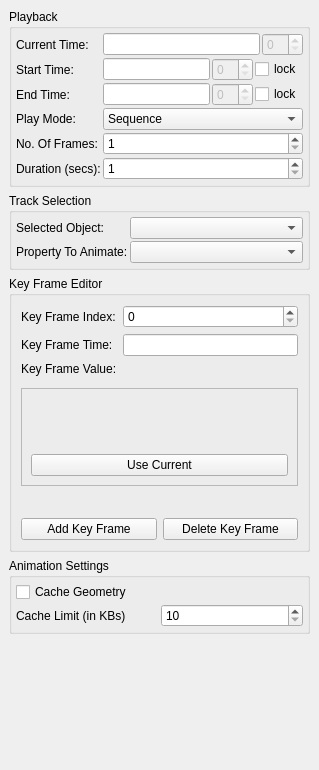
The window that Qt/Components/Resources/UI/pqAnimationPanel.ui (wildmichael/ParaView3-enhancements-old) describes before a commit, drawn with Qt 5.
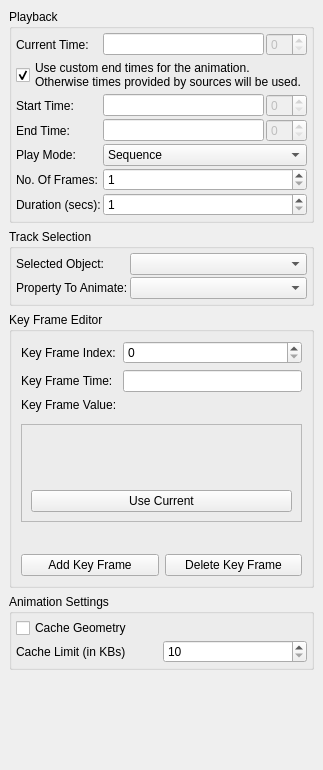
The same window after the commit. Custom widgets are drawn as their Qt base class.

Commit message: ENH: Refactoring the time management in ParaView a bit to move the time step management logic to the server manager. vtkSMTimeKeeperProxy now provides API to add time sources from which it obtains information about time steps and on it's own keeps the "TimestepValues" and "TimeRange" properties updated. (Earlier this was done by pqTimeKeeper).

```diff
--- a/Qt/Components/Resources/UI/pqAnimationPanel.ui
+++ b/Qt/Components/Resources/UI/pqAnimationPanel.ui
@@ -5,7 +5,7 @@
    <rect>
     <x>0</x>
     <y>0</y>
-    <width>319</width>
+    <width>323</width>
     <height>770</height>
    </rect>
   </property>
@@ -16,7 +16,19 @@
    <property name="margin" >
     <number>9</number>
    </property>
-   <property name="spacing" >
+   <property name="topMargin" >
+    <number>9</number>
+   </property>
+   <property name="rightMargin" >
+    <number>9</number>
+   </property>
+   <property name="bottomMargin" >
+    <number>9</number>
+   </property>
+   <property name="horizontalSpacing" >
+    <number>6</number>
+   </property>
+   <property name="verticalSpacing" >
     <number>6</number>
    </property>
    <item row="2" column="0" >
@@ -28,7 +40,19 @@
       <property name="margin" >
        <number>9</number>
       </property>
-      <property name="spacing" >
+      <property name="topMargin" >
+       <number>9</number>
+      </property>
+      <property name="rightMargin" >
+       <number>9</number>
+      </property>
+      <property name="bottomMargin" >
+       <number>9</number>
+      </property>
+      <property name="horizontalSpacing" >
+       <number>6</number>
+      </property>
+      <property name="verticalSpacing" >
        <number>6</number>
       </property>
       <item row="0" column="0" colspan="2" >
@@ -43,7 +67,19 @@
          <property name="margin" >
           <number>0</number>
          </property>
-         <property name="spacing" >
+         <property name="topMargin" >
+          <number>0</number>
+         </property>
+         <property name="rightMargin" >
+          <number>0</number>
+         </property>
+         <property name="bottomMargin" >
+          <number>0</number>
+         </property>
+         <property name="horizontalSpacing" >
+          <number>6</number>
+         </property>
+         <property name="verticalSpacing" >
           <number>6</number>
          </property>
          <item row="3" column="0" colspan="2" >
@@ -77,9 +113,7 @@
          <item row="0" column="1" >
           <widget class="QSpinBox" name="keyFrameIndex" >
            <property name="sizePolicy" >
-            <sizepolicy>
-             <hsizetype>1</hsizetype>
-             <vsizetype>0</vsizetype>
+            <sizepolicy vsizetype="Fixed" hsizetype="Minimum" >
              <horstretch>1</horstretch>
              <verstretch>0</verstretch>
             </sizepolicy>
@@ -112,9 +146,7 @@
          <item row="1" column="1" >
           <widget class="QLineEdit" name="keyFrameTime" >
            <property name="sizePolicy" >
-            <sizepolicy>
-             <hsizetype>7</hsizetype>
-             <vsizetype>0</vsizetype>
+            <sizepolicy vsizetype="Fixed" hsizetype="Expanding" >
              <horstretch>1</horstretch>
              <verstretch>0</verstretch>
             </sizepolicy>
@@ -150,7 +182,19 @@
             <property name="margin" >
              <number>9</number>
             </property>
-            <property name="spacing" >
+            <property name="topMargin" >
+             <number>9</number>
+            </property>
+            <property name="rightMargin" >
+             <number>9</number>
+            </property>
+            <property name="bottomMargin" >
+             <number>9</number>
+            </property>
+            <property name="horizontalSpacing" >
+             <number>6</number>
+            </property>
+            <property name="verticalSpacing" >
              <number>6</number>
             </property>
             <item row="0" column="0" >
@@ -202,7 +246,19 @@
       <property name="margin" >
        <number>4</number>
       </property>
-      <property name="spacing" >
+      <property name="topMargin" >
+       <number>4</number>
+      </property>
+      <property name="rightMargin" >
+       <number>4</number>
+      </property>
+      <property name="bottomMargin" >
+       <number>4</number>
+      </property>
+      <property name="horizontalSpacing" >
+       <number>2</number>
+      </property>
+      <property name="verticalSpacing" >
        <number>2</number>
       </property>
       <item row="0" column="0" >
@@ -228,9 +284,7 @@
       <item row="1" column="1" >
        <widget class="pqAnimatablePropertiesComboBox" name="propertyName" >
         <property name="sizePolicy" >
-         <sizepolicy>
-          <hsizetype>5</hsizetype>
-          <vsizetype>0</vsizetype>
+         <sizepolicy vsizetype="Fixed" hsizetype="Preferred" >
           <horstretch>1</horstretch>
           <verstretch>0</verstretch>
          </sizepolicy>
@@ -240,9 +294,7 @@
       <item row="0" column="1" >
        <widget class="pqAnimatableProxyComboBox" name="sourceName" >
         <property name="sizePolicy" >
-         <sizepolicy>
-          <hsizetype>5</hsizetype>
-          <vsizetype>0</vsizetype>
+         <sizepolicy vsizetype="Fixed" hsizetype="Preferred" >
           <horstretch>1</horstretch>
           <verstretch>0</verstretch>
          </sizepolicy>
@@ -264,17 +316,29 @@
       <property name="margin" >
        <number>4</number>
       </property>
-      <property name="spacing" >
+      <property name="topMargin" >
+       <number>4</number>
+      </property>
+      <property name="rightMargin" >
+       <number>4</number>
+      </property>
+      <property name="bottomMargin" >
+       <number>4</number>
+      </property>
+      <property name="horizontalSpacing" >
        <number>2</number>
       </property>
-      <item row="1" column="0" >
-       <widget class="QLabel" name="label_8" >
+      <property name="verticalSpacing" >
+       <number>2</number>
+      </property>
+      <item row="2" column="0" >
+       <widget class="QLabel" name="startTimeLabel" >
         <property name="text" >
          <string>Start Time:</string>
         </property>
        </widget>
       </item>
-      <item row="1" column="1" >
+      <item row="2" column="1" >
        <layout class="QHBoxLayout" >
         <property name="margin" >
          <number>0</number>
@@ -285,9 +349,7 @@
         <item>
          <widget class="QLineEdit" name="startTime" >
           <property name="sizePolicy" >
-           <sizepolicy>
-            <hsizetype>7</hsizetype>
-            <vsizetype>0</vsizetype>
+           <sizepolicy vsizetype="Fixed" hsizetype="Expanding" >
             <horstretch>1</horstretch>
             <verstretch>0</verstretch>
            </sizepolicy>
@@ -301,19 +363,9 @@
           </property>
          </widget>
         </item>
-        <item>
-         <widget class="QCheckBox" name="startTimeLock" >
-          <property name="toolTip" >
-           <string>&lt;html>When ever a new file is read, the start time is adjusted to match the timesteps provided by the file. To avoid this behavior, turn the lock on.&lt;/html></string>
-          </property>
-          <property name="text" >
-           <string>lock</string>
-          </property>
-         </widget>
-        </item>
        </layout>
       </item>
-      <item row="4" column="0" >
+      <item row="5" column="0" >
        <widget class="QLabel" name="labelNumberOfFrames" >
         <property name="text" >
          <string>No. Of Frames:</string>
@@ -323,7 +375,7 @@
         </property>
        </widget>
       </item>
-      <item row="5" column="0" >
+      <item row="6" column="0" >
        <widget class="QLabel" name="labelDuration" >
         <property name="text" >
          <string>Duration (secs):</string>
@@ -333,12 +385,10 @@
         </property>
        </widget>
       </item>
-      <item row="3" column="1" >
+      <item row="4" column="1" >
        <widget class="QComboBox" name="playMode" >
         <property name="sizePolicy" >
-         <sizepolicy>
-          <hsizetype>5</hsizetype>
-          <vsizetype>0</vsizetype>
+         <sizepolicy vsizetype="Fixed" hsizetype="Preferred" >
           <horstretch>1</horstretch>
           <verstretch>0</verstretch>
          </sizepolicy>
@@ -360,12 +410,10 @@
         </item>
        </widget>
       </item>
-      <item row="5" column="1" >
+      <item row="6" column="1" >
        <widget class="QSpinBox" name="duration" >
         <property name="sizePolicy" >
-         <sizepolicy>
-          <hsizetype>1</hsizetype>
-          <vsizetype>0</vsizetype>
+         <sizepolicy vsizetype="Fixed" hsizetype="Minimum" >
           <horstretch>1</horstretch>
           <verstretch>0</verstretch>
          </sizepolicy>
@@ -378,14 +426,14 @@
         </property>
        </widget>
       </item>
-      <item row="3" column="0" >
+      <item row="4" column="0" >
        <widget class="QLabel" name="label_7" >
         <property name="text" >
          <string>Play Mode:</string>
         </property>
        </widget>
       </item>
-      <item row="4" column="1" >
+      <item row="5" column="1" >
        <widget class="QSpinBox" name="numberOfFrames" >
         <property name="maximum" >
          <number>2147483647</number>
@@ -395,7 +443,7 @@
         </property>
        </widget>
       </item>
-      <item row="2" column="1" >
+      <item row="3" column="1" >
        <layout class="QHBoxLayout" >
         <property name="margin" >
          <number>0</number>
@@ -406,9 +454,7 @@
         <item>
          <widget class="QLineEdit" name="endTime" >
           <property name="sizePolicy" >
-           <sizepolicy>
-            <hsizetype>7</hsizetype>
-            <vsizetype>0</vsizetype>
+           <sizepolicy vsizetype="Fixed" hsizetype="Expanding" >
             <horstretch>1</horstretch>
             <verstretch>0</verstretch>
            </sizepolicy>
@@ -422,16 +468,6 @@
           </property>
          </widget>
         </item>
-        <item>
-         <widget class="QCheckBox" name="endTimeLock" >
-          <property name="toolTip" >
-           <string>&lt;html>When ever a new file is read, the end time is adjusted to match the timesteps provided by the file. To avoid this behavior, turn the lock on.&lt;/html></string>
-          </property>
-          <property name="text" >
-           <string>lock</string>
-          </property>
-         </widget>
-        </item>
        </layout>
       </item>
       <item row="0" column="0" >
@@ -441,8 +477,8 @@
         </property>
        </widget>
       </item>
-      <item row="2" column="0" >
-       <widget class="QLabel" name="label_9" >
+      <item row="3" column="0" >
+       <widget class="QLabel" name="endTimeLabel" >
         <property name="text" >
          <string>End Time:</string>
         </property>
@@ -468,6 +504,17 @@
         </item>
        </layout>
       </item>
+      <item row="1" column="0" colspan="2" >
+       <widget class="QCheckBox" name="UseCustomEndTimes" >
+        <property name="text" >
+         <string>Use custom end times for the animation. 
+Otherwise times provided by sources will be used.</string>
+        </property>
+        <property name="checked" >
+         <bool>true</bool>
+        </property>
+       </widget>
+      </item>
      </layout>
     </widget>
    </item>
@@ -493,7 +540,19 @@
       <property name="margin" >
        <number>4</number>
       </property>
-      <property name="spacing" >
+      <property name="topMargin" >
+       <number>4</number>
+      </property>
+      <property name="rightMargin" >
+       <number>4</number>
+      </property>
+      <property name="bottomMargin" >
+       <number>4</number>
+      </property>
+      <property name="horizontalSpacing" >
+       <number>2</number>
+      </property>
+      <property name="verticalSpacing" >
        <number>2</number>
       </property>
       <item row="1" column="0" >
```
Left out of the diff: 181 changed lines with no effect on the pictures. The commit also changes 16 other files.
